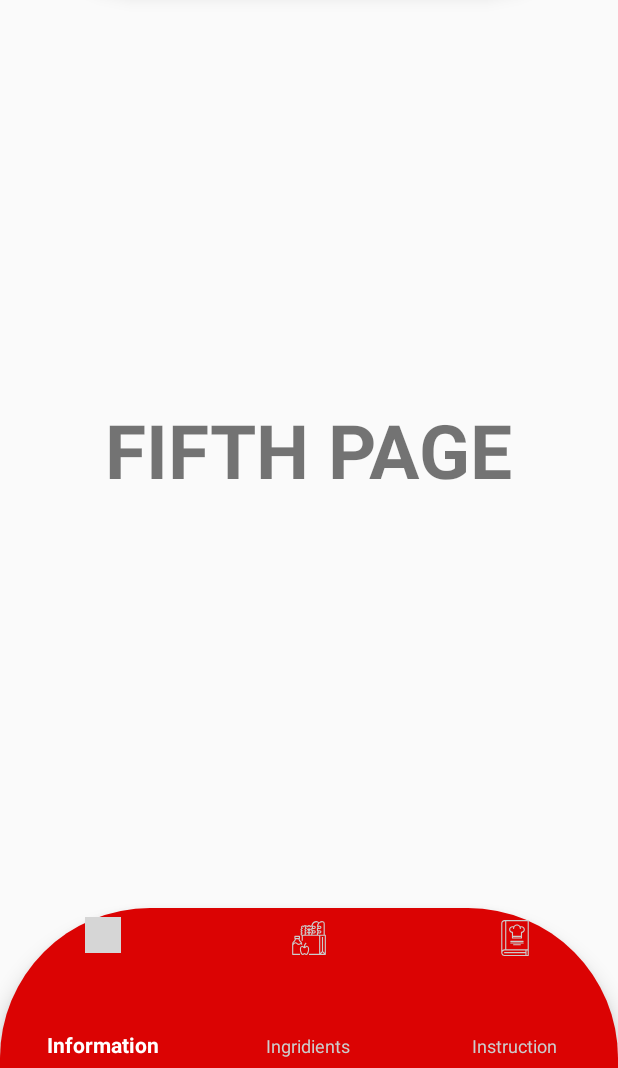
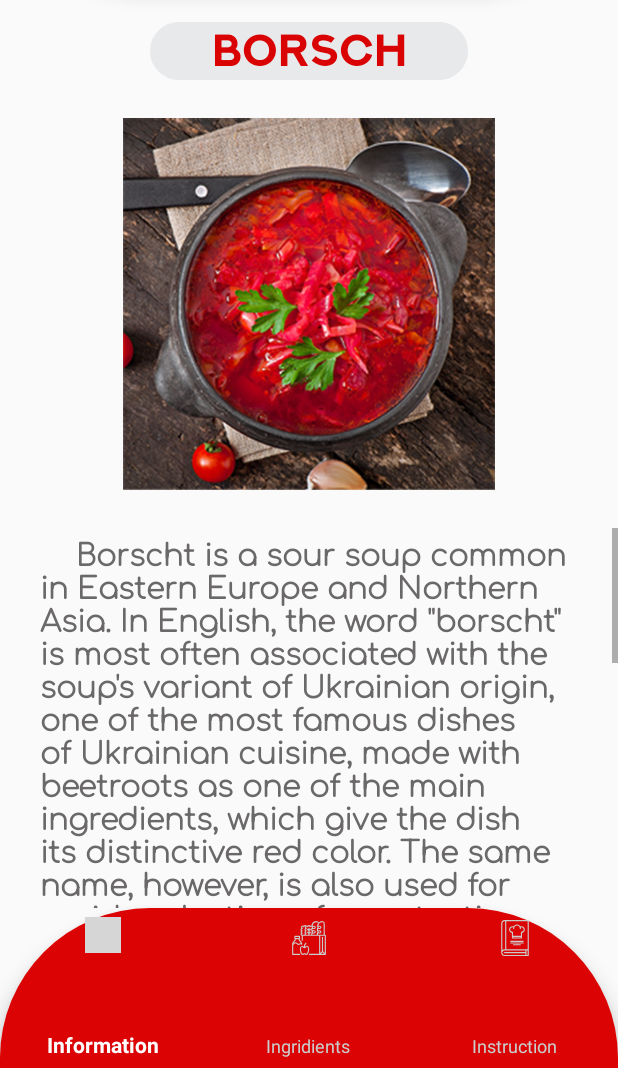
Before and after one commit to thinkingMark/Havka, an Android app: the Information screen opened directly, with no data from a screen before it, on a phone screen of 412 x 824 dp, the part 168-1236 px from its top. Run offline under Robolectric (Android 15) with nearby library versions, the phone set to English and light mode, and no system bars; our stand-ins replace Navigation 3; grey boxes are pictures that could not be loaded.

Commit message:
Sixth-page for Borsch

```diff
--- /dev/null
+++ b/app/src/main/assets/Borsch.txt
@@ -0,0 +1,2 @@
+    Borscht is a sour soup common in Eastern Europe and Northern Asia. In English, the word "borscht" is most often associated with the soup's variant of Ukrainian origin, one of the most famous dishes of Ukrainian cuisine, made with beetroots as one of the main ingredients, which give the dish its distinctive red color. The same name, however, is also used for a wide selection of sour-tasting soups without beetroots, such as sorrel-based green borscht, rye-based white borscht and cabbage borscht.
+    Its popularity has spread throughout Eastern Europe and the former Russian Empire, and – by way of migration – to other continents. In North America, borscht is often linked with either Jews or Mennonites, the groups who first brought it there from Europe. Several ethnic groups claim borscht, in its various local guises, as their own national dish consumed as part of ritual meals within Eastern Orthodox, Greek Catholic, Roman Catholic, and Jewish religious traditions.
--- a/app/src/main/java/com/example/havka/Information.java
+++ b/app/src/main/java/com/example/havka/Information.java
@@ -6,10 +6,19 @@ import androidx.appcompat.app.AppCompatActivity;
 import android.content.Intent;
 import android.os.Bundle;
 import android.view.MenuItem;
+import android.widget.TextView;
 
 import com.google.android.material.bottomnavigation.BottomNavigationView;
 
+import java.io.BufferedReader;
+import java.io.IOException;
+import java.io.InputStreamReader;
+
+
 public class Information extends AppCompatActivity {
+
+    private TextView textView;
+    private StringBuilder information = new StringBuilder();
 
     @Override
     protected void onCreate(Bundle savedInstanceState) {
@@ -41,9 +50,36 @@ public class Information extends AppCompatActivity {
                 }
                 return false;
             }
+
         });
+        readFile();
+    }
 
+    private void readFile(){
+        BufferedReader reader = null;
 
+        try {
+            reader = new BufferedReader(
+                    new InputStreamReader(getAssets().open("Borsch.txt"))
+            );
 
+            String line;
+            while ((line = reader.readLine()) != null) {
+                information.append(line);
+                information.append("\n");
+            }
+        } catch (IOException e) {
+            e.printStackTrace();
+        } finally {
+            if(reader != null) {
+                try {
+                    reader.close();
+                } catch (IOException e) {
+                    e.printStackTrace();
+                }
+            }
+            TextView output = (TextView) findViewById(R.id.aboutBorsch);
+            output.setText((CharSequence) information);
+        }
     }
 }
--- a/app/src/main/java/com/example/havka/Ingridients.java
+++ b/app/src/main/java/com/example/havka/Ingridients.java
@@ -24,7 +24,7 @@ public class Ingridients extends AppCompatActivity {
             50, 70,   // oil, onion
             100, 700, // paste, water,
             100, 100, // cabbage, tomato,
-            10, 30,   // garlic, pepper,
+            10, 15,   // garlic, pepper,
             15, 30    // salt, parsley
     };
 
--- a/app/src/main/res/layout/activity_information.xml
+++ b/app/src/main/res/layout/activity_information.xml
@@ -7,13 +7,63 @@
     android:layout_height="match_parent"
     tools:context=".MainActivity">
 
-    <TextView
-        android:layout_width="wrap_content"
+    <LinearLayout
+        android:layout_width="match_parent"
+        android:layout_height="match_parent"
+        android:layout_marginTop="160px"
+        android:layout_marginBottom="160px"
+        android:orientation="vertical">
+
+        <TextView
+        android:id="@+id/borsch"
+        android:layout_width="match_parent"
         android:layout_height="wrap_content"
-        android:text="FIFTH PAGE"
-        android:textSize="50sp"
-        android:textStyle="bold"
-        android:layout_centerInParent="true"/>
+        android:layout_marginLeft="100sp"
+        android:layout_marginTop="20sp"
+        android:layout_marginRight="100sp"
+        android:background="@drawable/borsch"
+        android:fontFamily="@font/nextart_bold"
+        android:text="BORSCH"
+        android:textAlignment="center"
+        android:textColor="@color/colorPrimary"
+        android:textSize="30sp"
+        android:textStyle="bold" />
+
+        <ImageView
+            android:id="@+id/imageView3"
+            android:layout_width="294dp"
+            android:layout_height="248dp"
+            android:layout_gravity="center"
+            android:layout_marginTop="25sp"
+            android:layout_marginBottom="25sp"
+            app:srcCompat="@drawable/borsht" />
+
+        <ScrollView
+            android:layout_width="match_parent"
+            android:layout_height="match_parent">
+
+            <LinearLayout
+                android:layout_width="match_parent"
+                android:layout_height="wrap_content"
+                android:orientation="vertical" >
+
+                <TextView
+                    android:id="@+id/aboutBorsch"
+                    android:layout_width="match_parent"
+                    android:layout_height="match_parent"
+                    android:layout_gravity="fill_horizontal"
+                    android:layout_marginLeft="40px"
+                    android:layout_marginRight="40px"
+                    android:fontFamily="@font/comfortaa_light"
+                    android:textAlignment="viewStart"
+                    android:textColor="#6A6868"
+                    android:textSize="20sp"
+                    android:textStyle="bold"
+                    tools:ignore="RtlCompat" />
+            </LinearLayout>
+        </ScrollView>
+
+    </LinearLayout>
 
     <com.google.android.material.bottomnavigation.BottomNavigationView
         android:id="@+id/bootom_navigation"
--- a/app/src/main/res/values/strings.xml
+++ b/app/src/main/res/values/strings.xml
@@ -1,3 +1,4 @@
 <resources>
     <string name="app_name">Havka</string>
+    <string name="textview">TextView</string>
 </resources>
```
Also changed, not shown: app/src/main/res/drawable/borsht.png (added).
